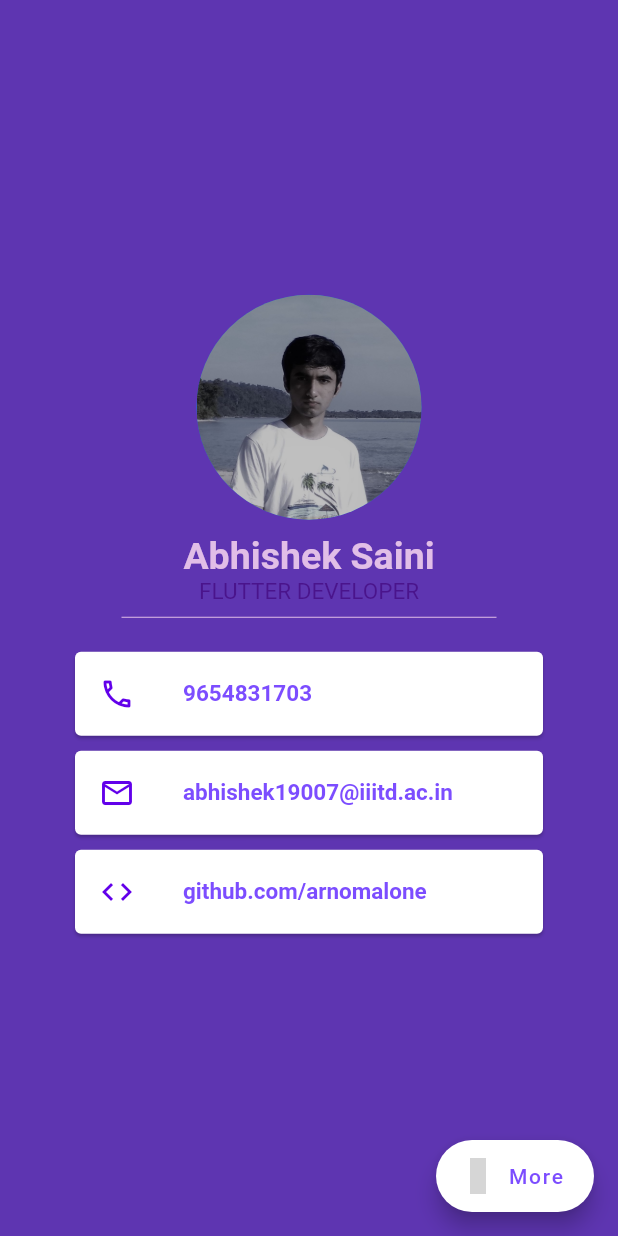
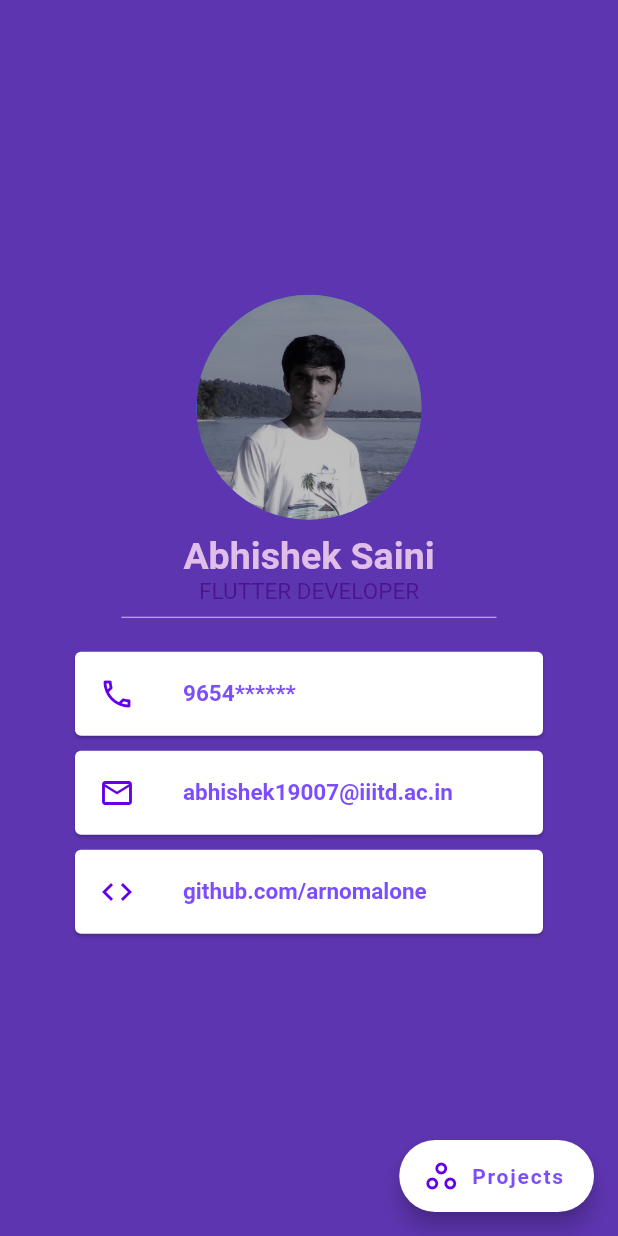
Before and after one commit to arnomalone/My-Card-Resume-App, a Flutter app: the screen it shows after launch, on a phone screen of 412 x 824 dp. Run offline on Flutter 3.47's test engine with Material 2 defaults, Android fonts, the phone set to English and light mode, and no system bars; grey boxes are pictures that could not be loaded.

Commit message:
+ update

```diff
--- /dev/null
+++ b/lib/InfoCard.dart
@@ -0,0 +1,40 @@
+import 'package:flutter/cupertino.dart';
+import 'package:flutter/material.dart';
+
+const kBackGroundColor = Colors.white;
+var kIconColor = Colors.deepPurpleAccent.shade700;
+const kTextColor = Colors.deepPurpleAccent;
+
+
+
+class InfoCard extends StatelessWidget {
+
+  final IconData iconData;
+  final String text;
+
+  InfoCard({this.iconData, this.text});
+
+  @override
+  Widget build(BuildContext context) {
+    return Card(
+      color: kBackGroundColor,
+      margin: EdgeInsets.fromLTRB(50, 5, 50, 5),
+      // width: 20,
+      child: ListTile(
+        leading: Icon(
+          iconData,
+          color: kIconColor,
+        ),
+        title: Text(
+            text,
+            style: TextStyle(
+              fontSize: 15,
+              color: kTextColor,
+              fontWeight: FontWeight.bold,
+              // backgroundColor: Colors.white,
+            )
+        ),
+      ),
+    );
+  }
+}
--- /dev/null
+++ b/lib/constants.dart
@@ -0,0 +1,4 @@
+class Constants
+{
+
+}
--- a/lib/main.dart
+++ b/lib/main.dart
@@ -1,25 +1,39 @@
 import 'package:flutter/cupertino.dart';
 import 'package:flutter/material.dart';
+import 'InfoCard.dart';
+import 'project_screen.dart';
 
 void main() {
   runApp(MyApp());
 }
 
 class MyApp extends StatelessWidget {
+  @override
+  Widget build(BuildContext context) {
+    return MaterialApp(
+      home: Home(),
+    );
+  }
+}
+
+
+class Home extends StatelessWidget {
   // This widget is the root of your application.
   @override
   Widget build(BuildContext context) {
     return MaterialApp(
       home: Scaffold(
         floatingActionButton: FloatingActionButton.extended(
-          icon: Icon(Icons.workspaces_outline5, color: Colors.deepPurpleAccent[700]),
+          icon: Icon(Icons.workspaces_outline, color: Colors.deepPurpleAccent[700]),
           backgroundColor: Colors.white,
           // hoverColor: Colors.teal,
           // splashColor: Colors.grey,
           onPressed: () {
+            Navigator.push(context, MaterialPageRoute(builder: (context) => ProjectScreen()));
           },
-          label : Text('More', style: TextStyle(
-            color: Colors.deepPurpleAccent
+          label : Text('Projects', style: TextStyle(
+            color: Colors.deepPurpleAccent,
+            fontWeight: FontWeight.bold,
           )),
         ),
         backgroundColor: Colors.deepPurple[600],
@@ -57,65 +71,17 @@ class MyApp extends StatelessWidget {
             SizedBox(
               height: 10,
             ),
-            Card(
-              color: Colors.white,
-              margin: EdgeInsets.fromLTRB(50, 5, 50, 5),
-              // width: 20,
-              child: ListTile(
-                leading: Icon(
-                    Icons.phone_outlined,
-                    color: Colors.deepPurpleAccent[700],
-                ),
-                title: Text(
-                    '9654831703',
-                    style: TextStyle(
-                      fontSize: 15,
-                      color: Colors.deepPurpleAccent,
-                      fontWeight: FontWeight.bold,
-                      // backgroundColor: Colors.white,
-                    )
-                ),
-              ),
+            InfoCard(
+              text: '9654******',
+              iconData: Icons.phone_outlined,
             ),
-            Card(
-              color: Colors.white,
-              margin: EdgeInsets.fromLTRB(50, 5, 50, 5),
-              // width: 20,
-              child: ListTile(
-                leading: Icon(
-                    Icons.mail_outline_outlined,
-                  color: Colors.deepPurpleAccent[700],
-                ),
-                title: Text(
-                  'abhishek19007@iiitd.ac.in',
-                  style: TextStyle(
-                    fontSize: 15,
-                    color: Colors.deepPurpleAccent,
-                    fontWeight: FontWeight.bold,
-                    // backgroundColor: Colors.white,
-                  )
-              ),
-              ),
+            InfoCard(
+              text: 'abhishek19007@iiitd.ac.in',
+              iconData: Icons.mail_outline_outlined,
             ),
-            Card(
-              color: Colors.white,
-              margin: EdgeInsets.fromLTRB(50, 5, 50, 5),
-              // width: 20,
-              child: ListTile(
-                leading: Icon(
-                  Icons.code_outlined,
-                  color: Colors.deepPurpleAccent[700],
-                ),
-                title: Text(
-                    'github.com/arnomalone',
-                    style: TextStyle(
-                      fontSize: 15,
-                      color: Colors.deepPurpleAccent,
-                      fontWeight: FontWeight.bold,
-                      // backgroundColor: Colors.white,
-                    )
-                ),
-              ),
+            InfoCard(
+              text: 'github.com/arnomalone',
+              iconData: Icons.code_outlined,
             ),
           ],
         ),
```
Also changed, not shown: lib/project_screen.dart (added, +56 -0 lines), 2 other files.
